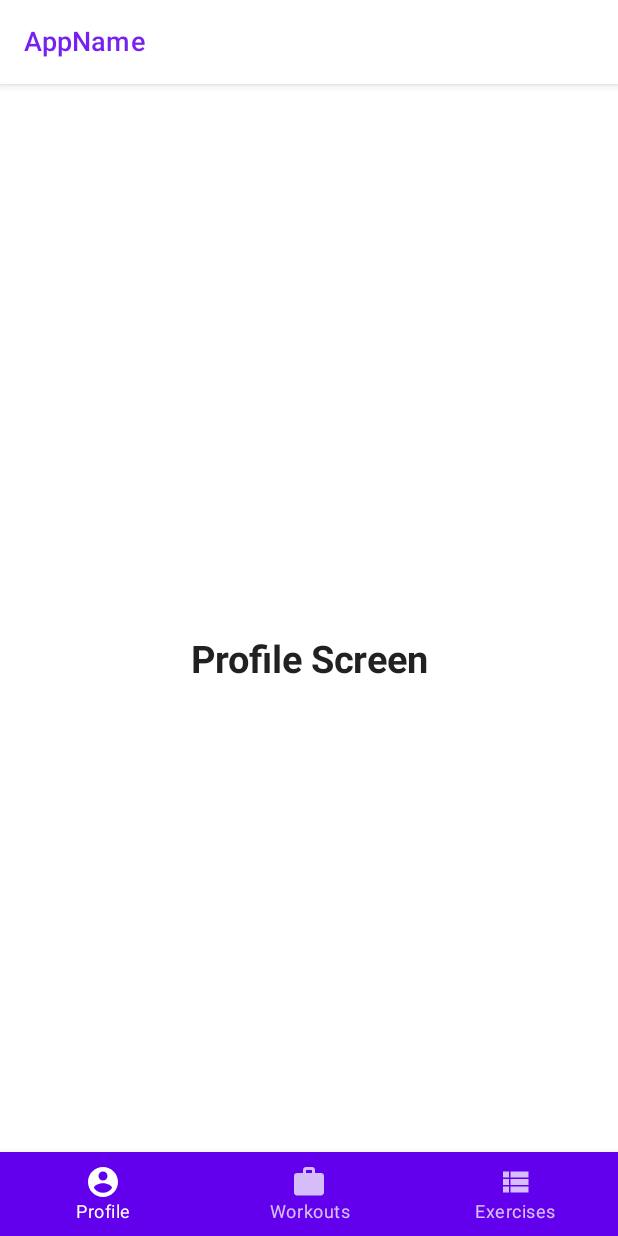
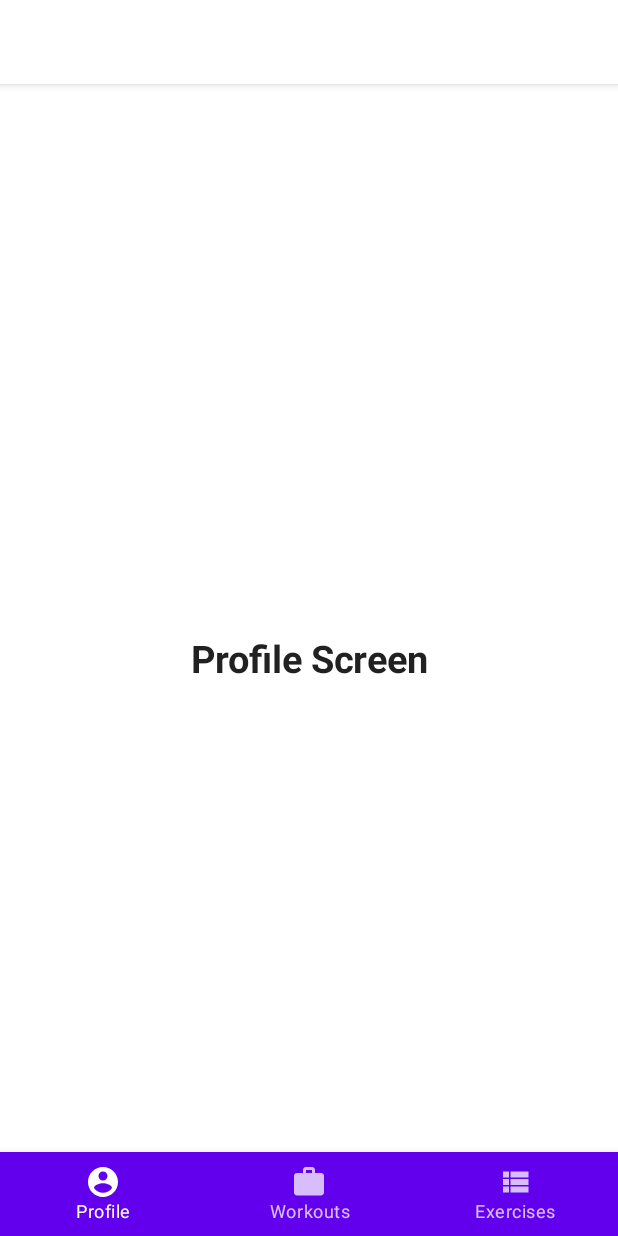
Before and after one commit to engson/WorkoutApp, an Android app built with Jetpack Compose: the screen it shows after launch (MainActivity), on a phone screen of 412 x 824 dp. Run offline under Robolectric (Android 15) with nearby library versions, the phone set to English and light mode, and no system bars.

Commit message:
Added bottm nav and top

```diff
--- a/gymind/app/src/main/java/com/sondreweb/gymind/MainActivity.kt
+++ b/gymind/app/src/main/java/com/sondreweb/gymind/MainActivity.kt
@@ -52,7 +52,9 @@ class MainActivity : ComponentActivity() {
         }
     }
 }
-
+// TODO: Fix state between bottom and top bar
+// https://github.com/johncodeos-blog/BottomNavigationBarComposeExample/blob/main/app/src/main/java/com/example/bottomnavigationbarcomposeexample/MainActivity.kt
+ // https://github.com/farida-techie/BottomNavigationBarS/blob/master/app/src/main/java/com/malkinfo/bottomnavigationbars/MainActivity.kt
 @Composable
 fun ContentNavigation(navController: NavHostController) {
     NavHost(navController, startDestination = NavigationItem.Profile.route) {
@@ -71,6 +73,7 @@ fun ContentNavigation(navController: NavHostController) {
 @Composable
 fun MainScreen() {
     val navController = rememberNavController()
+    var title by remember{ mutableStateOf("Profile")}
     Scaffold(
         topBar = { TopBar(navController)},
         bottomBar = { BottomNavigationBar(navController)}
@@ -90,11 +93,9 @@ fun MainScreenPreview() {
 fun TopBar(navController: NavController) {
     val navBackStackEntry by navController.currentBackStackEntryAsState()
     val currentRoute = navBackStackEntry?.destination?.route
-    val title by remember  { mutableStateOf("text") }
-    println("title:" + title)
-    println("currentRoute:" + currentRoute)
+    val title by remember { mutableStateOf(currentRoute) }
     TopAppBar (
-        title = { Text(text = "AppName", fontSize = 18.sp) },
+        title = { title?.let { Text(text = it, fontSize = 18.sp) } },
         backgroundColor = MaterialTheme.colors.background,
         contentColor = MaterialTheme.colors.primary,
     )
```
